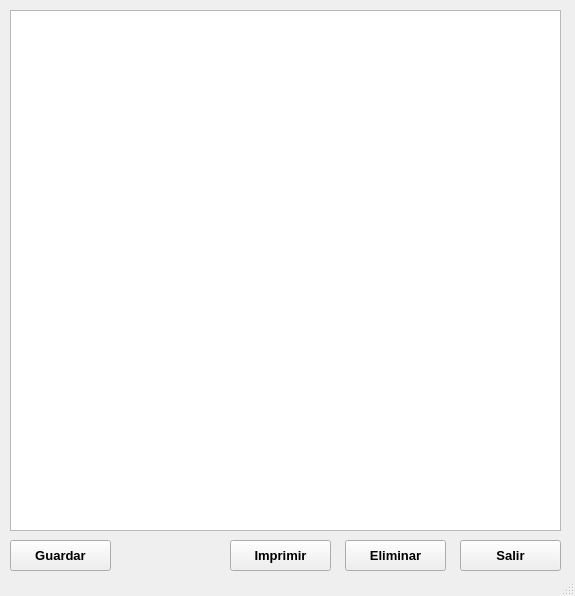
Qt form MiniNomina/FrmDesign/Datos.ui (CodeDrTech/DevelopPython) before a commit.
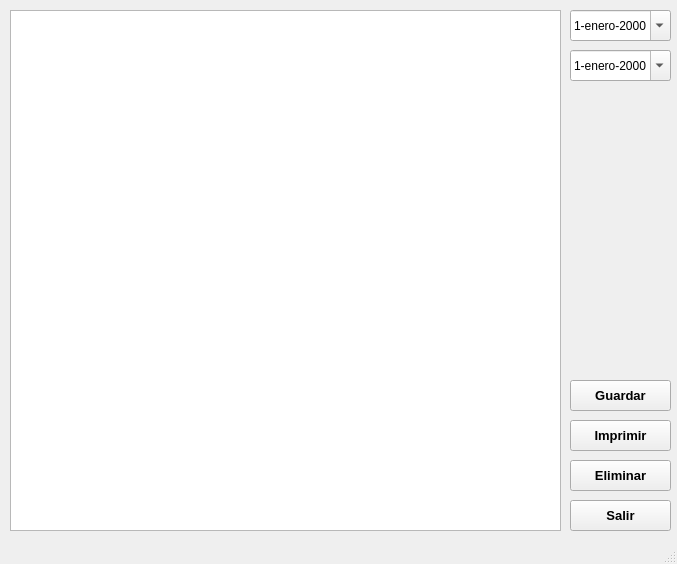
The same form after that commit. Icons and pictures are not drawn.

The edit to the form file:
```diff
--- a/MiniNomina/FrmDesign/Datos.ui
+++ b/MiniNomina/FrmDesign/Datos.ui
@@ -9,8 +9,8 @@
    <rect>
     <x>0</x>
     <y>0</y>
-    <width>575</width>
-    <height>596</height>
+    <width>677</width>
+    <height>564</height>
    </rect>
   </property>
   <property name="windowTitle">
@@ -30,8 +30,8 @@
    <widget class="QPushButton" name="BtnGuardar">
     <property name="geometry">
      <rect>
-      <x>10</x>
-      <y>540</y>
+      <x>570</x>
+      <y>380</y>
       <width>101</width>
       <height>31</height>
      </rect>
@@ -50,8 +50,8 @@
    <widget class="QPushButton" name="BtnImprimir">
     <property name="geometry">
      <rect>
-      <x>230</x>
-      <y>540</y>
+      <x>570</x>
+      <y>420</y>
       <width>101</width>
       <height>31</height>
      </rect>
@@ -66,12 +66,22 @@
     <property name="text">
      <string>Imprimir</string>
     </property>
+    <property name="icon">
+     <iconset>
+      <normaloff>../ICO/Calendario.png</normaloff>../ICO/Calendario.png</iconset>
+    </property>
+    <property name="iconSize">
+     <size>
+      <width>25</width>
+      <height>25</height>
+     </size>
+    </property>
    </widget>
    <widget class="QPushButton" name="BtnSalir">
     <property name="geometry">
      <rect>
-      <x>460</x>
-      <y>540</y>
+      <x>570</x>
+      <y>500</y>
       <width>101</width>
       <height>31</height>
      </rect>
@@ -100,8 +110,8 @@
    <widget class="QPushButton" name="BtnEliminar">
     <property name="geometry">
      <rect>
-      <x>345</x>
-      <y>540</y>
+      <x>570</x>
+      <y>460</y>
       <width>101</width>
       <height>31</height>
      </rect>
@@ -130,6 +140,68 @@
      <string>Del</string>
     </property>
    </widget>
+   <widget class="QDateEdit" name="txtFechaInicio">
+    <property name="enabled">
+     <bool>true</bool>
+    </property>
+    <property name="geometry">
+     <rect>
+      <x>570</x>
+      <y>10</y>
+      <width>101</width>
+      <height>31</height>
+     </rect>
+    </property>
+    <property name="locale">
+     <locale language="Spanish" country="DominicanRepublic"/>
+    </property>
+    <property name="readOnly">
+     <bool>false</bool>
+    </property>
+    <property name="showGroupSeparator" stdset="0">
+     <bool>false</bool>
+    </property>
+    <property name="currentSection">
+     <enum>QDateTimeEdit::DaySection</enum>
+    </property>
+    <property name="displayFormat">
+     <string>d-MMMM-yyyy</string>
+    </property>
+    <property name="calendarPopup">
+     <bool>true</bool>
+    </property>
+   </widget>
+   <widget class="QDateEdit" name="txtFechaFinal">
+    <property name="enabled">
+     <bool>true</bool>
+    </property>
+    <property name="geometry">
+     <rect>
+      <x>570</x>
+      <y>50</y>
+      <width>101</width>
+      <height>31</height>
+     </rect>
+    </property>
+    <property name="locale">
+     <locale language="Spanish" country="DominicanRepublic"/>
+    </property>
+    <property name="readOnly">
+     <bool>false</bool>
+    </property>
+    <property name="showGroupSeparator" stdset="0">
+     <bool>false</bool>
+    </property>
+    <property name="currentSection">
+     <enum>QDateTimeEdit::DaySection</enum>
+    </property>
+    <property name="displayFormat">
+     <string>d-MMMM-yyyy</string>
+    </property>
+    <property name="calendarPopup">
+     <bool>true</bool>
+    </property>
+   </widget>
   </widget>
   <widget class="QStatusBar" name="statusbar"/>
  </widget>
```
